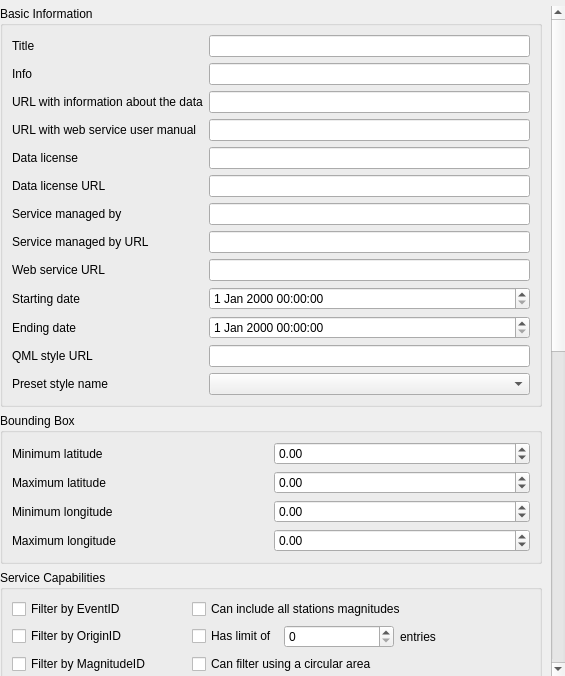
This is qquake/ui/service_configuration_widget_base.ui in INGV/qquake as Qt 5 draws it before an edit. The edited form follows.
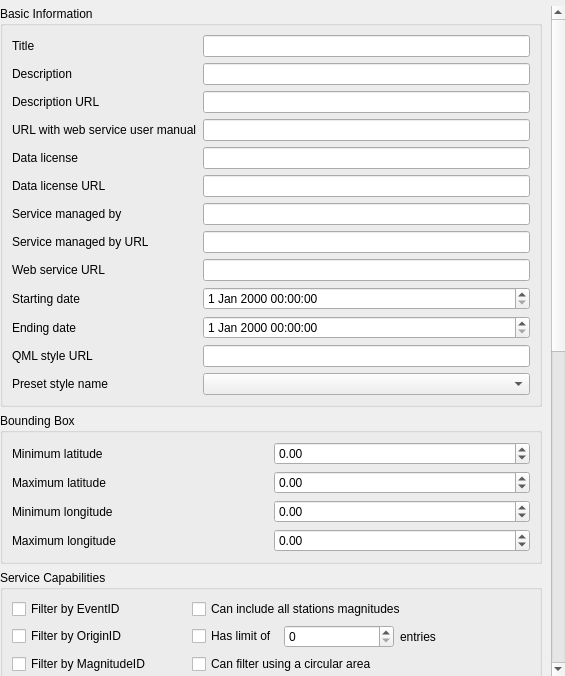
This is the edited form. Custom widgets are drawn as their Qt base class.

Commit message: Updated the old "Info" label into "Description" to match the label in the GUI

Patch:
```diff
--- a/qquake/ui/service_configuration_widget_base.ui
+++ b/qquake/ui/service_configuration_widget_base.ui
@@ -88,7 +88,7 @@
           <item row="3" column="0">
            <widget class="QLabel" name="label_3">
             <property name="text">
-             <string>URL with information about the data</string>
+             <string>Description URL</string>
             </property>
            </widget>
           </item>
@@ -135,7 +135,7 @@
           <item row="1" column="0">
            <widget class="QLabel" name="label_2">
             <property name="text">
-             <string>Info</string>
+             <string>Description</string>
             </property>
            </widget>
           </item>
```
